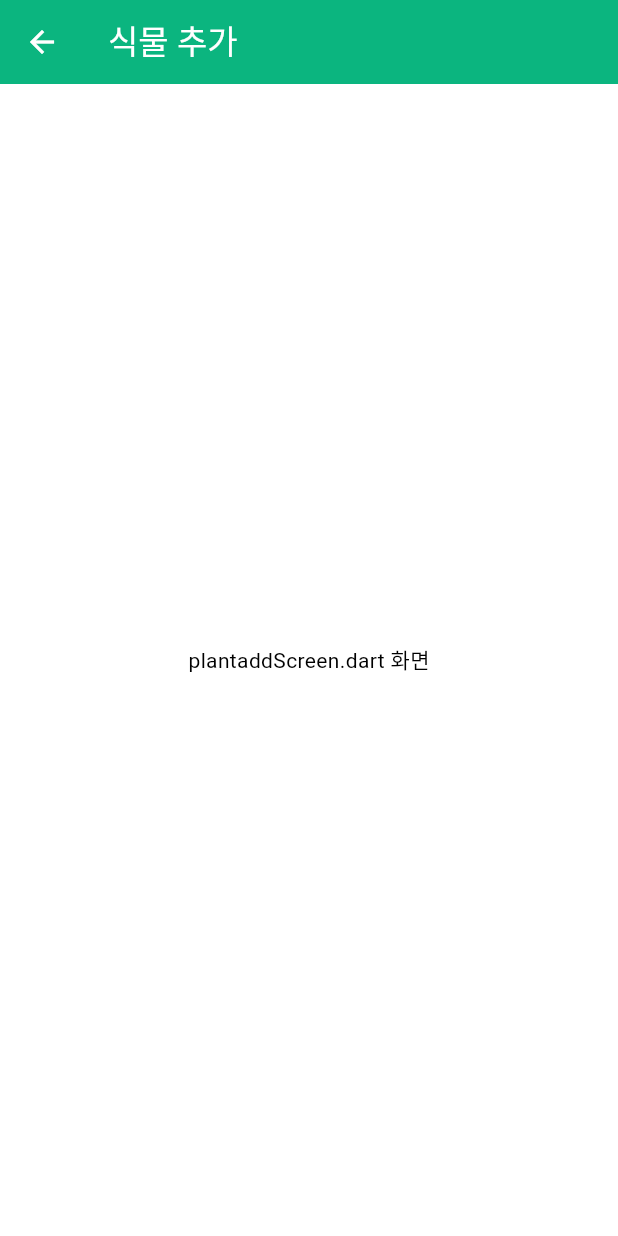
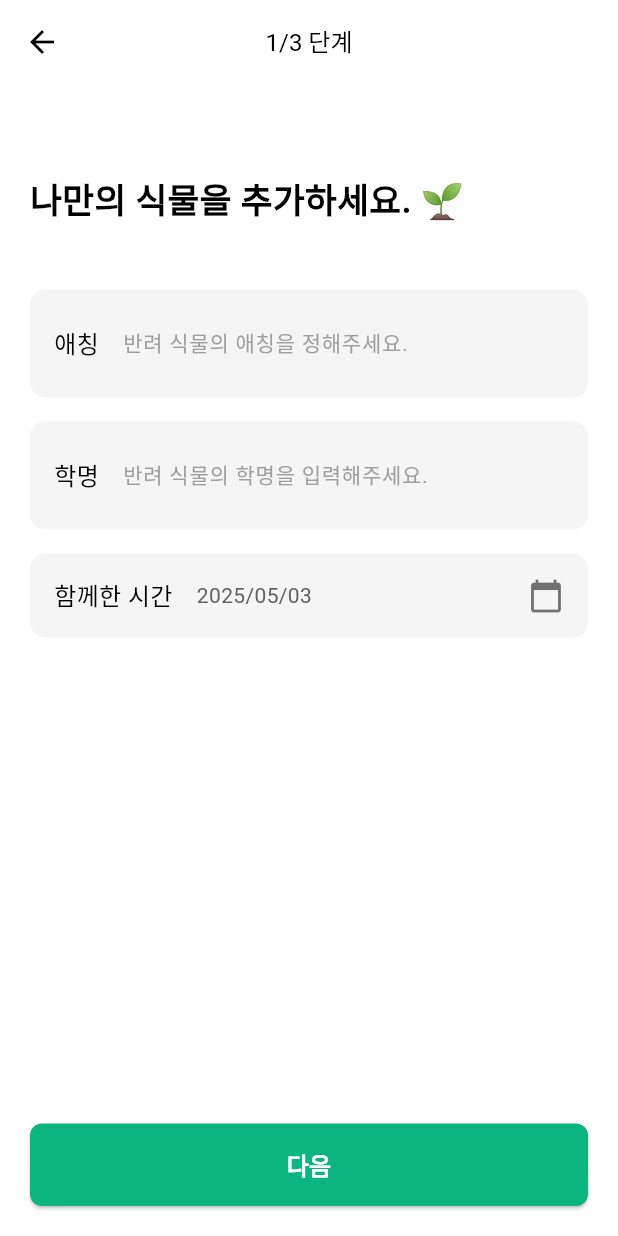
Before and after one commit to 1jongho/nunito, a Flutter app: the screen it shows after launch, after a tap on "추가하기", on a phone screen of 412 x 824 dp. Run offline on Flutter 3.47's test engine with Material 3 defaults, Android fonts, the phone set to English and light mode, and no system bars; our stand-ins replace firebase_core, flutter_svg; accounts and stored records are empty; generated files the repository leaves out were written again; Roboto replaces fonts that are missing (Pretendard).

Commit message:
plantaddScreen.dart파일 삭제, 식물 추가 페이지 수정중

```diff
--- /dev/null
+++ b/lib/screens/addplantScreen.dart
@@ -0,0 +1,429 @@
+import 'package:flutter/material.dart';
+import 'package:nunito/screens/plantbookScreen.dart';
+import 'package:flutter_svg/flutter_svg.dart'; // SVG를 위한 import 추가
+import 'package:nunito/widgets/modal/date_picker_modal.dart'; // 날짜 선택기 import
+import 'package:intl/intl.dart';
+
+class AddPlantScreen extends StatefulWidget {
+  const AddPlantScreen({super.key});
+
+  @override
+  State<AddPlantScreen> createState() => _AddPlantScreenState();
+}
+
+class _AddPlantScreenState extends State<AddPlantScreen> {
+  int _currentStep = 0;
+
+  // 각 단계별 데이터를 저장할 변수들
+  String? selectedPlantType;
+  Map<String, dynamic> plantDetails = {};
+  DateTime selectedDate = DateTime.now();
+
+  @override
+  Widget build(BuildContext context) {
+    return Scaffold(
+      appBar: AppBar(
+        title: Text(
+          '${_currentStep + 1}/3 단계',
+          style: TextStyle(fontSize: 16, fontFamily: 'Pretendard'),
+        ),
+        centerTitle: true,
+        leading: IconButton(
+          icon: Icon(Icons.arrow_back),
+          onPressed: () {
+            if (_currentStep > 0) {
+              setState(() {
+                _currentStep -= 1;
+              });
+            } else {
+              Navigator.of(context).pop();
+            }
+          },
+        ),
+        actions:
+            _currentStep == 2
+                ? [
+                  TextButton(
+                    onPressed: () {
+                      // 건너뛰기 로직
+                      _savePlant();
+                    },
+                    child: Text(
+                      '건너뛰기',
+                      style: TextStyle(
+                        color: Colors.blue,
+                        fontFamily: 'Pretendard',
+                      ),
+                    ),
+                  ),
+                ]
+                : null,
+        elevation: 0,
+        backgroundColor: Colors.white,
+      ),
+      body: SafeArea(
+        child: Padding(
+          padding: const EdgeInsets.symmetric(horizontal: 20.0),
+          child: Column(
+            children: [
+              // 컨텐츠 영역
+              Expanded(child: _getStepContent(_currentStep)),
+
+              // 하단 버튼
+              Container(
+                width: double.infinity,
+                margin: EdgeInsets.symmetric(vertical: 20),
+                child: ElevatedButton(
+                  onPressed: () {
+                    if (_currentStep < 2) {
+                      setState(() {
+                        _currentStep += 1;
+                      });
+                    } else {
+                      _savePlant();
+                    }
+                  },
+                  style: ElevatedButton.styleFrom(
+                    backgroundColor: Color(0xFF0BB57F),
+                    foregroundColor: Colors.white,
+                    padding: EdgeInsets.symmetric(vertical: 16),
+                    shape: RoundedRectangleBorder(
+                      borderRadius: BorderRadius.circular(8),
+                    ),
+                  ),
+                  child: Text(
+                    _currentStep == 2 ? '추가하기' : '다음',
+                    style: TextStyle(
+                      fontSize: 16,
+                      fontWeight: FontWeight.bold,
+                      fontFamily: 'Pretendard',
+                    ),
+                  ),
+                ),
+              ),
+            ],
+          ),
+        ),
+      ),
+    );
+  }
+
+  // 현재 단계에 맞는 컨텐츠 반환
+  Widget _getStepContent(int step) {
+    switch (step) {
+      case 0:
+        return _buildStep1Content();
+      case 1:
+        return _buildStep2Content();
+      case 2:
+        return _buildStep3Content();
+      default:
+        return Container();
+    }
+  }
+
+  Widget _buildStep1Content() {
+    return SingleChildScrollView(
+      child: Column(
+        crossAxisAlignment: CrossAxisAlignment.start,
+        children: [
+          SizedBox(height: 60),
+          Text(
+            '나만의 식물을 추가하세요. 🌱',
+            style: TextStyle(
+              fontSize: 23,
+              fontWeight: FontWeight.bold,
+              fontFamily: 'Pretendard',
+            ),
+          ),
+          SizedBox(height: 42),
+
+          // 애칭 입력 필드
+          Container(
+            padding: EdgeInsets.all(16),
+            decoration: BoxDecoration(
+              color: Colors.grey[100],
+              borderRadius: BorderRadius.circular(10),
+            ),
+            child: Row(
+              children: [
+                Text(
+                  '애칭',
+                  style: TextStyle(
+                    fontSize: 16,
+                    fontWeight: FontWeight.w500,
+                    fontFamily: 'Pretendard',
+                  ),
+                ),
+                SizedBox(width: 16),
+                Expanded(
+                  child: TextField(
+                    decoration: InputDecoration(
+                      hintText: '반려 식물의 애칭을 정해주세요.',
+                      border: InputBorder.none,
+                      hintStyle: TextStyle(
+                        fontFamily: 'Pretendard',
+                        fontSize: 14,
+                        color: Colors.grey,
+                      ),
+                      isDense: true, // 텍스트필드 높이 줄이기
+                      contentPadding: EdgeInsets.symmetric(vertical: 8),
+                    ),
+                    onChanged: (value) {
+                      plantDetails['nickname'] = value;
+                    },
+                  ),
+                ),
+              ],
+            ),
+          ),
+
+          SizedBox(height: 16),
+
+          // 학명 입력 필드
+          Container(
+            padding: EdgeInsets.all(16),
+            decoration: BoxDecoration(
+              color: Colors.grey[100],
+              borderRadius: BorderRadius.circular(10),
+            ),
+            child: Row(
+              children: [
+                Text(
+                  '학명',
+                  style: TextStyle(
+                    fontSize: 16,
+                    fontWeight: FontWeight.w500,
+                    fontFamily: 'Pretendard',
+                  ),
+                ),
+                SizedBox(width: 16),
+                Expanded(
+                  child: TextField(
+                    decoration: InputDecoration(
+                      hintText: '반려 식물의 학명을 입력해주세요.',
+                      border: InputBorder.none,
+                      hintStyle: TextStyle(
+                        fontFamily: 'Pretendard',
+                        fontSize: 14,
+                        color: Colors.grey,
+                      ),
+                      isDense: true, // 텍스트필드 높이 줄이기
+                      contentPadding: EdgeInsets.symmetric(vertical: 8),
+                    ),
+                    onChanged: (value) {
+                      plantDetails['scientificName'] = value;
+                    },
+                  ),
+                ),
+              ],
+            ),
+          ),
+
+          SizedBox(height: 16),
+
+          // 함께한 시간 입력 필드
+          InkWell(
+            onTap: () {
+              // DatePickerModal.show 정적 메서드 사용
+              DatePickerModal.show(
+                context: context,
+                initialDate: selectedDate,
+                onDateSelected: (DateTime date) {
+                  setState(() {
+                    selectedDate = date;
+                    plantDetails['startDate'] = DateFormat(
+                      'yyyy/MM/dd',
+                    ).format(date);
+                  });
+                },
+                firstDate: DateTime(2000),
+                lastDate: DateTime.now(),
+                title: '함께한 시간',
+              );
+            },
+            child: Container(
+              padding: EdgeInsets.all(16),
+              decoration: BoxDecoration(
+                color: Colors.grey[100],
+                borderRadius: BorderRadius.circular(10),
+              ),
+              child: Row(
+                children: [
+                  Text(
+                    '함께한 시간',
+                    style: TextStyle(
+                      fontSize: 16,
+                      fontWeight: FontWeight.w500,
+                      fontFamily: 'Pretendard',
+                    ),
+                  ),
+                  SizedBox(width: 16),
+                  Expanded(
+                    child: Text(
+                      DateFormat('yyyy/MM/dd').format(selectedDate),
+                      style: TextStyle(
+                        fontFamily: 'Pretendard',
+                        fontSize: 14,
+                        color: Colors.grey[700],
+                      ),
+                    ),
+                  ),
+                  Icon(Icons.calendar_today, color: Colors.black54),
+                ],
+              ),
+            ),
+          ),
+        ],
+      ),
+    );
+  }
+
+  Widget _buildStep2Content() {
+    return SingleChildScrollView(
+      child: Column(
+        crossAxisAlignment: CrossAxisAlignment.start,
+        children: [
+          Text(
+            '알림을 설정하세요.',
+            style: TextStyle(
+              fontSize: 22,
+              fontWeight: FontWeight.bold,
+              fontFamily: 'Pretendard',
+            ),
+          ),
+          SizedBox(height: 32),
+
+          Center(
+            // Icon 대신 SvgPicture 사용
+            child: SvgPicture.asset(
+              'assets/icon/water_drop.svg',
+              width: 80,
+              height: 80,
+              color: Colors.blue,
+            ),
+          ),
+
+          SizedBox(height: 40),
+
+          // 수분 알림 설정
+          _buildAlarmSettingItem('수분 알림', '30%'),
+
+          SizedBox(height: 16),
+
+          // 온도 알림 설정
+          _buildAlarmSettingItem('온도 알림', '20°C'),
+
+          SizedBox(height: 16),
+
+          // 전도도 알림 설정
+          _buildAlarmSettingItem('전도도 알림', '3.0mS/cm'),
+        ],
+      ),
+    );
+  }
+
+  Widget _buildAlarmSettingItem(String title, String value) {
+    return Container(
+      padding: EdgeInsets.symmetric(horizontal: 20, vertical: 12),
+      decoration: BoxDecoration(
+        color: Colors.grey[100],
+        borderRadius: BorderRadius.circular(10),
+      ),
+      child: Row(
+        children: [
+          Text(
+            title,
+            style: TextStyle(
+              fontSize: 16,
+              fontWeight: FontWeight.w500,
+              fontFamily: 'Pretendard',
+              color: Color(0xFF0BB57F),
+            ),
+          ),
+          Spacer(),
+          Text(value, style: TextStyle(fontSize: 16, fontFamily: 'Pretendard')),
+          SizedBox(width: 10),
+          Icon(Icons.arrow_drop_up_outlined, size: 18),
+          Icon(Icons.arrow_drop_down_outlined, size: 18),
+          SizedBox(width: 20),
+          // 스위치 추가
+          Switch(
+            value: true, // 상태 관리 필요
+            onChanged: (value) {
+              // 상태 변경 처리
+            },
+            activeColor: Color(0xFF0BB57F),
+            activeTrackColor: Color(0xFFE0F7F0),
+          ),
+        ],
+      ),
+    );
+  }
+
+  Widget _buildStep3Content() {
+    return SingleChildScrollView(
+      child: Column(
+        crossAxisAlignment: CrossAxisAlignment.center,
+        children: [
+          SizedBox(height: 40),
+
+          // 식물 아이콘 또는 이미지
+          Container(
+            width: 120,
+            height: 120,
+            decoration: BoxDecoration(
+              shape: BoxShape.circle,
+              color: Colors.white,
+              border: Border.all(color: Colors.grey[300]!, width: 1),
+            ),
+            child: Center(
+              // 여기에도 SVG 사용하려면 아래 코드 활용
+              child: SvgPicture.asset(
+                'assets/icon/plantbook_T.svg', // 적절한 SVG 파일 경로로 변경
+                width: 60,
+                height: 60,
+                color: Color(0xFF0BB57F),
+              ),
+            ),
+          ),
+
+          SizedBox(height: 60),
+
+          // 사진 등록 버튼
+          ElevatedButton(
+            style: ElevatedButton.styleFrom(
+              backgroundColor: Color(0xFF363636),
+              padding: EdgeInsets.symmetric(horizontal: 24, vertical: 12),
+              shape: RoundedRectangleBorder(
+                borderRadius: BorderRadius.circular(30),
+              ),
+            ),
+            onPressed: () {
+              // 사진 등록 로직
+            },
+            child: Text(
+              '사진 등록',
+              style: TextStyle(
+                color: Colors.white,
+                fontFamily: 'Pretendard',
+                fontWeight: FontWeight.w500,
+              ),
+            ),
+          ),
+        ],
+      ),
+    );
+  }
+
+  void _savePlant() {
+    // 식물 정보 저장 로직
+    // Firebase나 다른 저장소에 데이터 저장
+
+    // 저장 완료 후 식물도감 화면으로 이동
+    Navigator.of(context).pushAndRemoveUntil(
+      MaterialPageRoute(builder: (context) => PlantBookScreen()),
+      (route) => false, // 네비게이션 스택 초기화
+    );
+  }
+}
--- a/lib/screens/homeScreen.dart
+++ b/lib/screens/homeScreen.dart
@@ -2,7 +2,7 @@ import 'package:flutter/material.dart';
 import 'package:flutter_svg/flutter_svg.dart';
 import 'package:nunito/widgets/navbar.dart';
 import 'package:nunito/screens/plantmyScreen.dart';
-import 'package:nunito/screens/plantaddScreen.dart';
+import 'package:nunito/screens/addplantScreen.dart';
 import 'package:nunito/screens/settingScreen.dart';
 
 class HomeScreen extends StatefulWidget {
@@ -173,7 +173,7 @@ class _HomeScreenState extends State<HomeScreen> {
   Widget _buildPlantInfo() {
     return Transform.translate(
       offset: Offset(0, -140),
-      child: Container(
+      child: SizedBox(
         width: 280,
         height: 75,
         child: Stack(
@@ -293,7 +293,7 @@ class _HomeScreenState extends State<HomeScreen> {
         onPressed: () {
           Navigator.push(
             context,
-            MaterialPageRoute(builder: (context) => PlantAddScreen()),
+            MaterialPageRoute(builder: (context) => AddPlantScreen()),
           );
         },
         style: ElevatedButton.styleFrom(
--- a/lib/screens/plantaddScreen.dart
+++ /dev/null
@@ -1,17 +0,0 @@
-import 'package:flutter/material.dart';
-
-class PlantAddScreen extends StatelessWidget {
-  const PlantAddScreen({super.key});
-
-  @override
-  Widget build(BuildContext context) {
-    return Scaffold(
-      appBar: AppBar(
-        title: Text('식물 추가'),
-        backgroundColor: Color(0xFF0BB57F),
-        foregroundColor: Color(0xFFFFFFFF),
-      ),
-      body: Center(child: Text('plantaddScreen.dart 화면')),
-    );
-  }
-}
--- a/lib/widgets/modal/date_picker_modal.dart
+++ b/lib/widgets/modal/date_picker_modal.dart
@@ -1,5 +1,4 @@
 import 'package:flutter/material.dart';
-import 'package:intl/intl.dart';
 
 class DatePickerModal extends StatefulWidget {
   // 초기 날짜 설정 (기본값 오늘)
```
Also changed, not shown: lib/screens/plantbookScreen.dart (+39 -7 lines), assets/icon/water_drop.svg (added).
